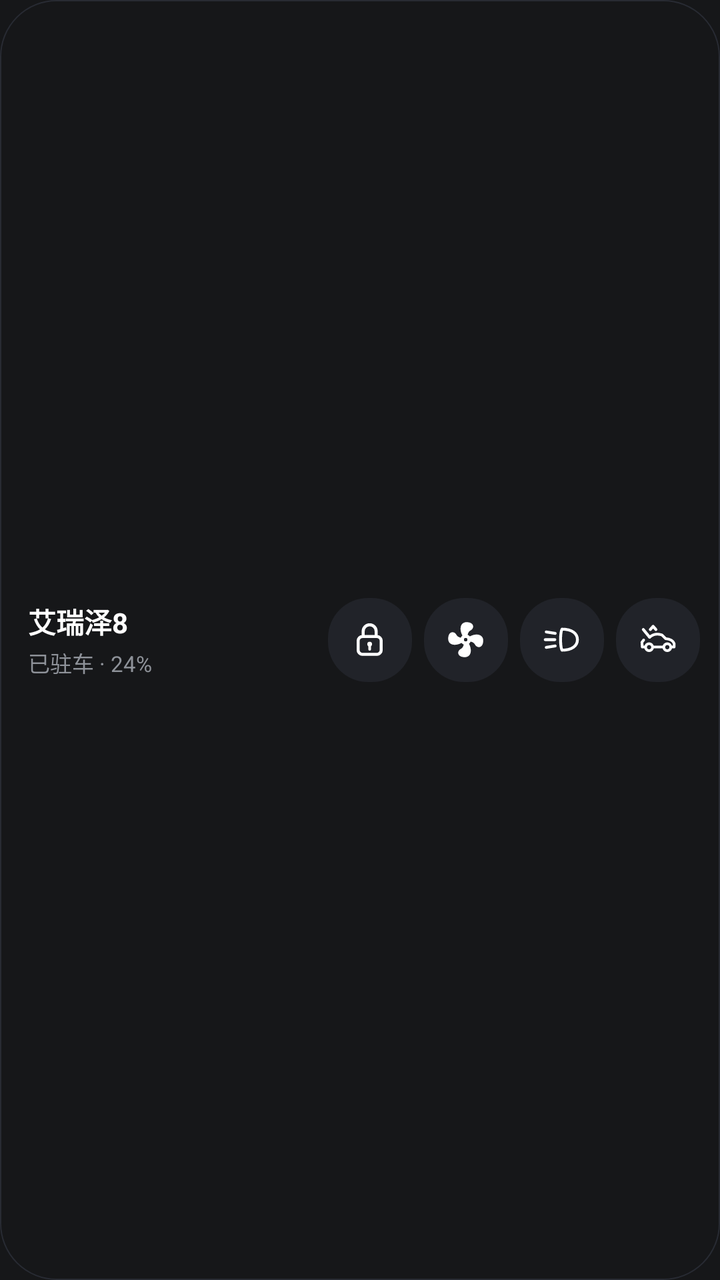
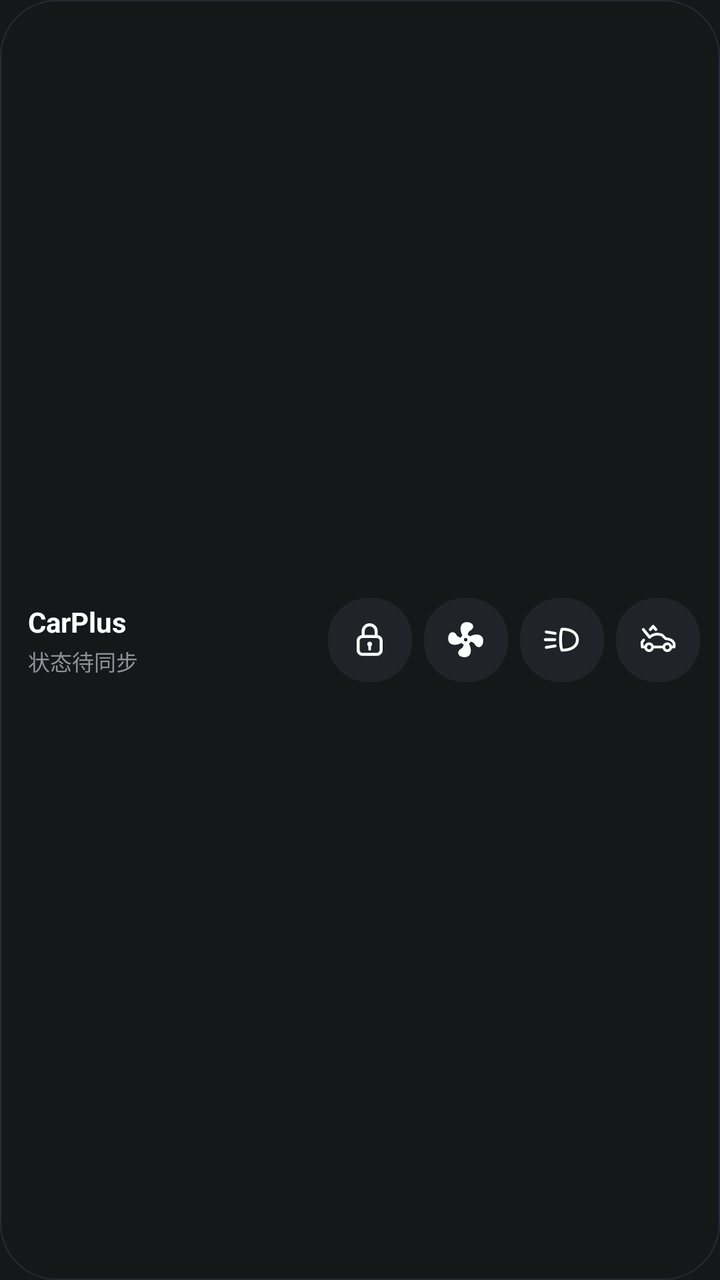

Before-and-after screenshots of an Android layout around one commit, followed by the original layout XML and the change that was made.
<!-- AndroidManifest.xml: application theme Theme.CarPlus -->
<!-- res/layout/widget_car_bar.xml -->
<?xml version="1.0" encoding="utf-8"?>
<LinearLayout xmlns:android="http://schemas.android.com/apk/res/android"
    android:id="@+id/widget_root"
    android:layout_width="match_parent"
    android:layout_height="match_parent"
    android:background="@drawable/widget_bg_dark"
    android:gravity="center_vertical"
    android:orientation="horizontal"
    android:paddingStart="14dp"
    android:paddingEnd="10dp"
    android:paddingTop="8dp"
    android:paddingBottom="8dp">

    
    <LinearLayout
        android:id="@+id/widget_header_area"
        android:layout_width="0dp"
        android:layout_height="match_parent"
        android:layout_weight="1"
        android:gravity="center_vertical"
        android:orientation="vertical"
        android:paddingEnd="6dp">

        <TextView
            android:id="@+id/widget_model_name"
            android:layout_width="match_parent"
            android:layout_height="wrap_content"
            android:ellipsize="end"
            android:singleLine="true"
            android:text="艾瑞泽8"
            android:textColor="#FFFFFF"
            android:textSize="14sp"
            android:textStyle="bold" />

        <TextView
            android:id="@+id/widget_status_line"
            android:layout_width="match_parent"
            android:layout_height="wrap_content"
            android:layout_marginTop="2dp"
            android:ellipsize="end"
            android:singleLine="true"
            android:text="已驻车 · 24%"
            android:textColor="#8E9299"
            android:textSize="11sp" />
    </LinearLayout>

    
    <FrameLayout
        android:id="@+id/widget_btn_lock"
        android:layout_width="42dp"
        android:layout_height="42dp"
        android:layout_marginEnd="6dp"
        android:background="@drawable/widget_btn_bg">

        <ImageView
            android:id="@+id/widget_icon_lock"
            android:layout_width="21dp"
            android:layout_height="21dp"
            android:layout_gravity="center"
            android:contentDescription="锁车或解锁"
            android:src="@drawable/ic_widget_lock_closed" />
    </FrameLayout>

    <FrameLayout
        android:id="@+id/widget_btn_ac"
        android:layout_width="42dp"
        android:layout_height="42dp"
        android:layout_marginEnd="6dp"
        android:background="@drawable/widget_btn_bg">

        <ImageView
            android:id="@+id/widget_icon_ac"
            android:layout_width="21dp"
            android:layout_height="21dp"
            android:layout_gravity="center"
            android:contentDescription="开关空调"
            android:src="@drawable/ic_widget_fan" />
    </FrameLayout>

    <FrameLayout
        android:id="@+id/widget_btn_flash"
        android:layout_width="42dp"
        android:layout_height="42dp"
        android:layout_marginEnd="6dp"
        android:background="@drawable/widget_btn_bg">

        <ImageView
            android:id="@+id/widget_icon_flash"
            android:layout_width="21dp"
            android:layout_height="21dp"
            android:layout_gravity="center"
            android:contentDescription="闪灯寻车"
            android:src="@drawable/ic_widget_flash" />
    </FrameLayout>

    <FrameLayout
        android:id="@+id/widget_btn_trunk"
        android:layout_width="42dp"
        android:layout_height="42dp"
        android:background="@drawable/widget_btn_bg">

        <ImageView
            android:id="@+id/widget_icon_trunk"
            android:layout_width="21dp"
            android:layout_height="21dp"
            android:layout_gravity="center"
            android:contentDescription="开关后备箱"
            android:src="@drawable/ic_widget_trunk" />
    </FrameLayout>

</LinearLayout>
<!-- resources referenced by this layout -->
<resources>
  <!-- drawable ic_widget_fan (drawable) -->
  <?xml version="1.0" encoding="utf-8"?>
  <vector xmlns:android="http://schemas.android.com/apk/res/android"
      android:width="24dp"
      android:height="24dp"
      android:viewportWidth="24"
      android:viewportHeight="24">
      <path
          android:fillColor="#FFFFFF"
          android:pathData="M12,11A1,1 0 0,0 11,12A1,1 0 0,0 12,13A1,1 0 0,0 13,12A1,1 0 0,0 12,11M12.5,2C17,2 17.11,5.57 14.75,6.75C13.76,7.24 13.32,8.29 13.13,9.22C13.61,9.42 14.03,9.73 14.35,10.13C18.05,8.13 22.03,8.92 22.03,12.5C22.03,17 18.46,17.1 17.28,14.73C16.78,13.74 15.72,13.3 14.79,13.11C14.59,13.59 14.28,14 13.88,14.34C15.87,18.03 15.08,22 11.5,22C7,22 6.91,18.42 9.27,17.24C10.25,16.75 10.69,15.71 10.89,14.79C10.4,14.59 9.97,14.27 9.65,13.87C5.96,15.85 2,15.07 2,11.5C2,7 5.56,6.89 6.74,9.26C7.24,10.25 8.29,10.68 9.22,10.87C9.41,10.39 9.73,9.97 10.14,9.65C8.15,5.96 8.94,2 12.5,2Z" />
  </vector>
  <!-- drawable ic_widget_flash (drawable) -->
  <?xml version="1.0" encoding="utf-8"?>
  <vector xmlns:android="http://schemas.android.com/apk/res/android"
      android:width="24dp"
      android:height="24dp"
      android:viewportWidth="24"
      android:viewportHeight="24">
      <path
          android:pathData="M12.2,6.0 C17.8,6.0 21.0,8.4 21.0,12.0 C21.0,15.6 17.8,18.0 12.2,18.0 C11.1,15.8 11.1,8.2 12.2,6.0 Z"
          android:strokeWidth="1.65"
          android:strokeColor="#FFFFFF"
          android:strokeLineCap="round"
          android:strokeLineJoin="round" />
      <path
          android:pathData="M3.2,7.6 L8.3,8.4 M2.6,12.0 L8.1,12.0 M3.2,16.4 L8.3,15.6"
          android:strokeWidth="1.65"
          android:strokeColor="#FFFFFF"
          android:strokeLineCap="round" />
  </vector>
  <!-- drawable widget_bg_dark (drawable) -->
  <?xml version="1.0" encoding="utf-8"?>
  <shape xmlns:android="http://schemas.android.com/apk/res/android"
      android:shape="rectangle">
      <solid android:color="#161719" />
      <stroke
          android:width="0.8dp"
          android:color="#282B33" />
      <corners android:radius="@dimen/widget_outer_radius" />
  </shape>
  <!-- drawable widget_btn_bg (drawable) -->
  <?xml version="1.0" encoding="utf-8"?>
  <shape xmlns:android="http://schemas.android.com/apk/res/android"
      android:shape="rectangle">
      <solid android:color="#212329" />
      <corners android:radius="@dimen/widget_inner_radius" />
  </shape>
  <style name="Theme.CarPlus" parent="Theme.MaterialComponents.DayNight.NoActionBar">
          <item name="colorPrimary">#3E6AE1</item>
          <item name="colorPrimaryVariant">#2D55C8</item>
          <item name="colorOnPrimary">#FFFFFF</item>
          <item name="colorSecondary">#3E6AE1</item>
          <item name="colorSecondaryVariant">#2D55C8</item>
          <item name="colorOnSecondary">#FFFFFF</item>
          <item name="android:windowBackground">#161719</item>
          <item name="android:windowDrawsSystemBarBackgrounds">true</item>
          <item name="android:windowTranslucentStatus">false</item>
          <item name="android:windowTranslucentNavigation">false</item>
          <item name="android:statusBarColor">@android:color/transparent</item>
          <item name="android:navigationBarColor">@android:color/transparent</item>
          <item name="android:windowLightStatusBar">false</item>
      </style>
  <dimen name="widget_outer_radius">22dp</dimen>
  <dimen name="widget_inner_radius">13dp</dimen>
  <!-- unchanged entries left out for length: 2 -->
</resources>

<!-- the commit's change to res/layout/widget_car_bar.xml (unified diff, before → after) -->
@@ -27,7 +27,7 @@
             android:layout_height="wrap_content"
             android:ellipsize="end"
             android:singleLine="true"
-            android:text="艾瑞泽8"
+            android:text="CarPlus"
             android:textColor="#FFFFFF"
             android:textSize="14sp"
             android:textStyle="bold" />
@@ -39,7 +39,7 @@
             android:layout_marginTop="2dp"
             android:ellipsize="end"
             android:singleLine="true"
-            android:text="已驻车 · 24%"
+            android:text="状态待同步"
             android:textColor="#8E9299"
             android:textSize="11sp" />
     </LinearLayout>
